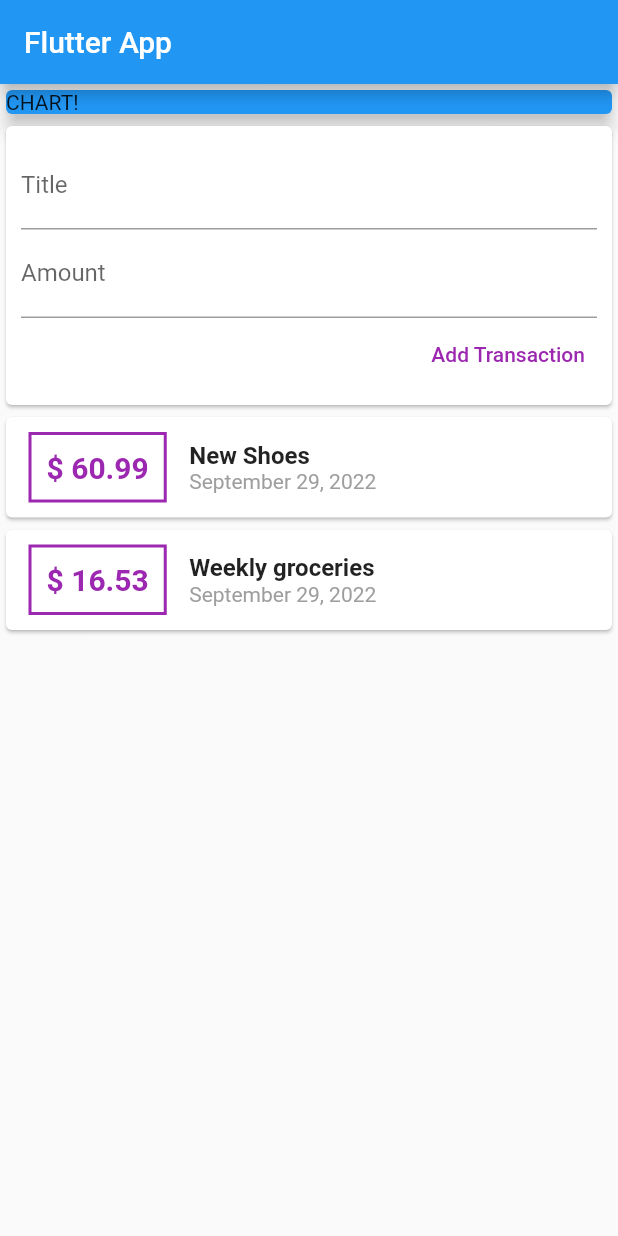
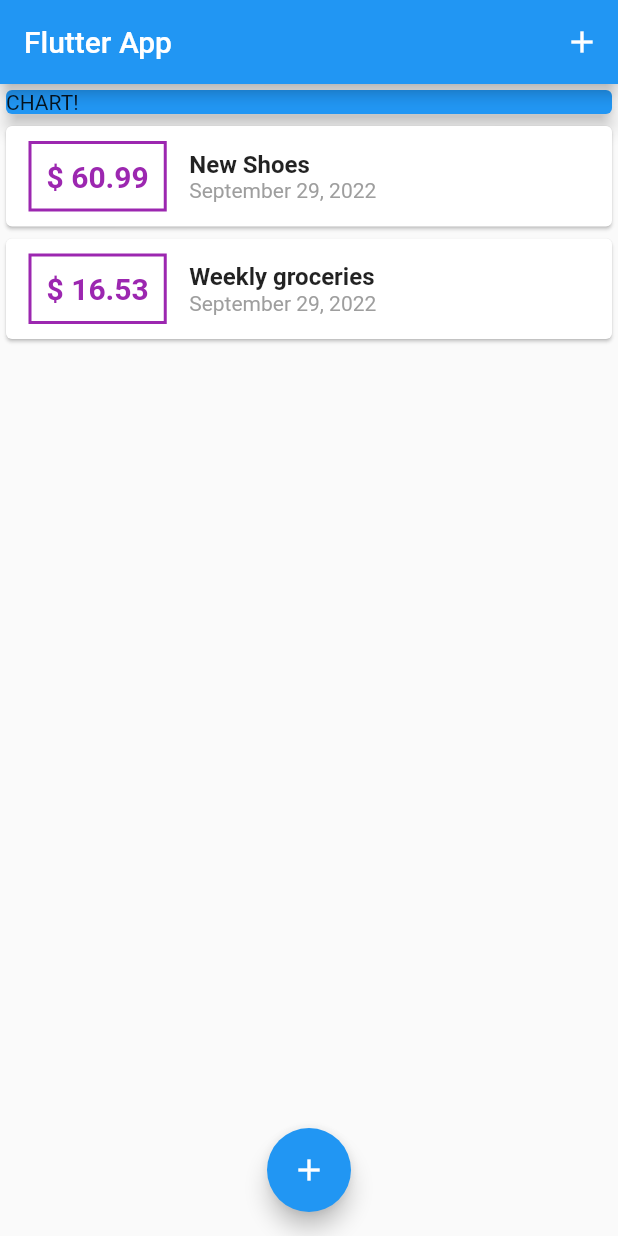
Before and after one commit to ajcandelariaa/flutter-expense-planner, a Flutter app: the screen it shows after launch, on a phone screen of 412 x 824 dp. Run offline on Flutter 3.47's test engine with Material 2 defaults, Android fonts, the phone set to English and light mode, and no system bars.

Commit message:
app bar add button added

```diff
--- a/lib/main.dart
+++ b/lib/main.dart
@@ -1,6 +1,8 @@
+import 'package:expense_planner/widgets/transaction_list.dart';
 import 'package:flutter/material.dart';
 
-import './widgets/user_transactions.dart';
+import 'package:expense_planner/widgets/new_transaction.dart';
+import 'package:expense_planner/models/transaction.dart';
 
 void main() => runApp(MyApp());
 
@@ -14,12 +16,62 @@ class MyApp extends StatelessWidget {
   }
 }
 
-class MyHomePage extends StatelessWidget {
+class MyHomePage extends StatefulWidget {
+  @override
+  State<MyHomePage> createState() => _MyHomePageState();
+}
+
+class _MyHomePageState extends State<MyHomePage> {
+  final List<Transaction> _userTransaction = [
+    Transaction(
+      id: 't1',
+      title: 'New Shoes',
+      amount: 60.99,
+      date: DateTime.now(),
+    ),
+    Transaction(
+      id: 't2',
+      title: 'Weekly groceries',
+      amount: 16.53,
+      date: DateTime.now(),
+    ),
+  ];
+
+  void _addNewTransaction(String txTitle, double txAmount) {
+    final newTx = Transaction(
+      id: DateTime.now().toString(),
+      title: txTitle,
+      amount: txAmount,
+      date: DateTime.now(),
+    );
+
+    setState(() {
+      _userTransaction.add(newTx);
+    });
+  }
+
+  void _startAddNewTransaction(BuildContext ctx) {
+    showModalBottomSheet(
+        context: ctx,
+        builder: (bCtx) {
+          return GestureDetector(
+            onTap: (){},
+            child: NewTransaction(_addNewTransaction),
+            behavior: HitTestBehavior.opaque,
+          );
+        });
+  }
+
   @override
   Widget build(BuildContext context) {
     return Scaffold(
       appBar: AppBar(
         title: Text('Flutter App'),
+        actions: [
+          IconButton(
+              onPressed: () => _startAddNewTransaction(context),
+              icon: Icon(Icons.add)),
+        ],
       ),
       body: SingleChildScrollView(
         child: Column(
@@ -33,9 +85,14 @@ class MyHomePage extends StatelessWidget {
                 elevation: 5,
               ),
             ),
-            UserTransactions(),
+            TransactionList(_userTransaction),
           ],
         ),
+      ),
+      floatingActionButtonLocation: FloatingActionButtonLocation.centerFloat,
+      floatingActionButton: FloatingActionButton(
+        child: Icon(Icons.add),
+        onPressed: () => _startAddNewTransaction(context),
       ),
     );
   }
--- a/lib/widgets/transaction_list.dart
+++ b/lib/widgets/transaction_list.dart
@@ -32,7 +32,7 @@ class TransactionList extends StatelessWidget {
                     ),
                     padding: EdgeInsets.all(10.0),
                     child: Text(
-                      '\$ ${transactions[index].amount}',
+                      '\$ ${transactions[index].amount.toStringAsFixed(2)}',
                       style: TextStyle(
                         fontWeight: FontWeight.bold,
                         fontSize: 20,
--- a/lib/widgets/user_transactions.dart
+++ /dev/null
@@ -1,53 +0,0 @@
-import 'package:flutter/material.dart';
-
-import './new_transaction.dart';
-import './transaction_list.dart';
-
-import '../models/transaction.dart';
-
-class UserTransactions extends StatefulWidget {
-  UserTransactions({Key? key}) : super(key: key);
-
-  @override
-  State<UserTransactions> createState() => _UserTransactionsState();
-}
-
-class _UserTransactionsState extends State<UserTransactions> {
-  final List<Transaction> _userTransaction = [
-    Transaction(
-      id: 't1',
-      title: 'New Shoes',
-      amount: 60.99,
-      date: DateTime.now(),
-    ),
-    Transaction(
-      id: 't2',
-      title: 'Weekly groceries',
-      amount: 16.53,
-      date: DateTime.now(),
-    ),
-  ];
-
-  void _addNewTransaction(String txTitle, double txAmount) {
-    final newTx = Transaction(
-      id: DateTime.now().toString(),
-      title: txTitle,
-      amount: txAmount,
-      date: DateTime.now(),
-    );
-
-    setState(() {
-      _userTransaction.add(newTx);
-    });
-  }
-
-  @override
-  Widget build(BuildContext context) {
-    return Column(
-      children: [
-        NewTransaction(_addNewTransaction),
-        TransactionList(_userTransaction),
-      ],
-    );
-  }
-}
```
Also changed, not shown: lib/widgets/new_transaction.dart (+25 -10 lines).
